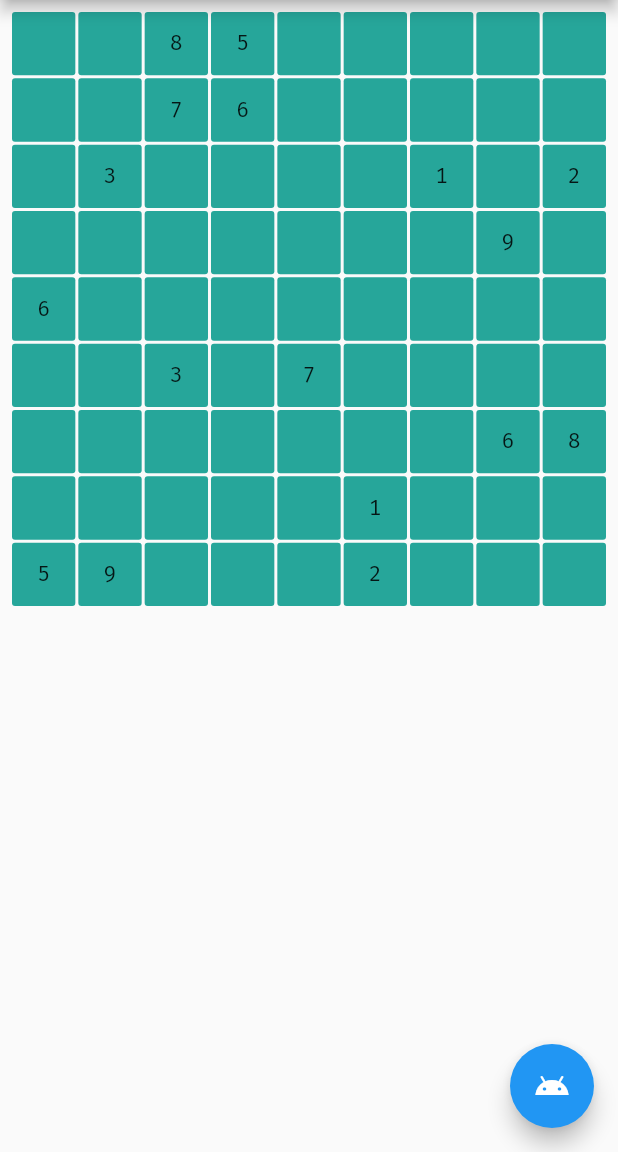
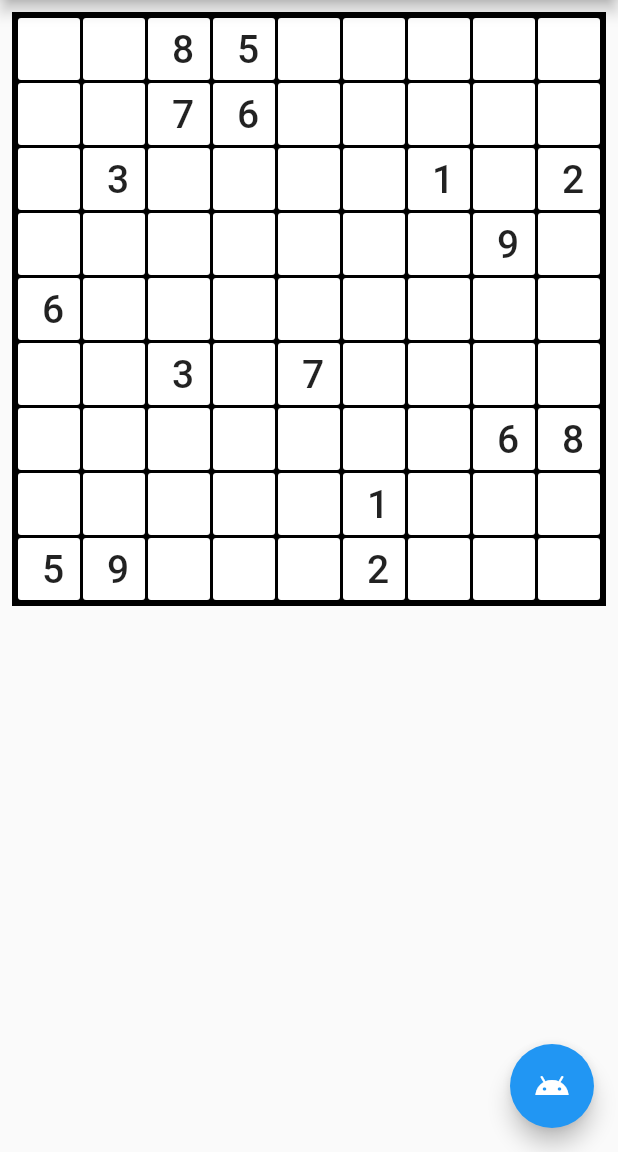
Before and after one commit to lettucebowler/flutterdoku, a Flutter app: the screen it shows after launch, on a phone screen of 412 x 824 dp, the part 84-1236 px from its top. Run offline on Flutter 3.47's test engine with Material 2 defaults, Android fonts, the phone set to English and light mode, and no system bars; Roboto replaces fonts that are missing (FiraCode-Bold).

Commit message:
added some fonts and some layout changes

```diff
--- a/lib/main.dart
+++ b/lib/main.dart
@@ -1,5 +1,6 @@
 import 'package:flutter/cupertino.dart';
 import 'package:flutter/material.dart';
+import 'package:flutter/rendering.dart';
 import 'domains/sudoku/SudokuProblem.dart';
 import 'domains/sudoku/SudokuState.dart';
 import 'dart:ui';
@@ -80,19 +81,21 @@ class _MyHomePageState extends State<MyHomePage> {
     List currentBoard = currentState.getTiles();
     board = GridView.count(
 //        color: Colors.black,
-        padding: const EdgeInsets.all(8),
+        padding: EdgeInsets.all(4),
         crossAxisCount: problem.board_size,
         crossAxisSpacing: 2,
         mainAxisSpacing: 2,
+        childAspectRatio: 1,
         children: List.generate(problem.board_size * problem.board_size, (index) {
           var row = index ~/ problem.board_size;
           var col = index % problem.board_size;
           var cellNum = currentBoard[row][col];
           String toPlace = cellNum == 0 ? '' : cellNum.toString();
+
           return Center(
             child: FlatButton(
 //              padding: const EdgeInsets.all(8),
-              color: Colors.teal[400],
+              color: Colors.white,
               onPressed: () {
 
               },
@@ -100,17 +103,19 @@ class _MyHomePageState extends State<MyHomePage> {
                 child: Text(
                   toPlace,
                   textAlign: TextAlign.center,
+                  style: TextStyle(
+                    fontFamily: 'FiraCode-Bold',
+                    fontSize: 26,
+                  ),
                 ),
               ),
             ),
-//            child: Text(
-//              toPlace,
-//            ),
           );
         })
     );
 
     return Scaffold(
+//      backgroundColor: Colors.black,
       appBar: AppBar(
         // Here we take the value from the MyHomePage object that was created by
         // the App.build method, and use it to set our appbar title.
@@ -119,31 +124,40 @@ class _MyHomePageState extends State<MyHomePage> {
       body: Center(
         // Center is a layout widget. It takes a single child and positions it
         // in the middle of the parent.
-        child: board,
-//        child: Column(
-//          // Column is also a layout widget. It takes a list of children and
-//          // arranges them vertically. By default, it sizes itself to fit its
-//          // children horizontally, and tries to be as tall as its parent.
-//          //
-//          // Invoke "debug painting" (press "p" in the console, choose the
-//          // "Toggle Debug Paint" action from the Flutter Inspector in Android
-//          // Studio, or the "Toggle Debug Paint" command in Visual Studio Code)
-//          // to see the wireframe for each widget.
-//          //
-//          // Column has various properties to control how it sizes itself and
-//          // how it positions its children. Here we use mainAxisAlignment to
-//          // center the children vertically; the main axis here is the vertical
-//          // axis because Columns are vertical (the cross axis would be
-//          // horizontal).
-//          mainAxisAlignment: MainAxisAlignment.start,
-//          children: <Widget>[
-//            board,
-//            Text(
-//              problem.getStateAsString(problem.getCurrentState()),
-//                style: TextStyle(fontSize: 20),
-//            ),
-//          ],
-//        ),
+//        child: board,
+        child: Column(
+          // Column is also a layout widget. It takes a list of children and
+          // arranges them vertically. By default, it sizes itself to fit its
+          // children horizontally, and tries to be as tall as its parent.
+          //
+          // Invoke "debug painting" (press "p" in the console, choose the
+          // "Toggle Debug Paint" action from the Flutter Inspector in Android
+          // Studio, or the "Toggle Debug Paint" command in Visual Studio Code)
+          // to see the wireframe for each widget.
+          //
+          // Column has various properties to control how it sizes itself and
+          // how it positions its children. Here we use mainAxisAlignment to
+          // center the children vertically; the main axis here is the vertical
+          // axis because Columns are vertical (the cross axis would be
+          // horizontal).
+          mainAxisAlignment: MainAxisAlignment.start,
+          children: <Widget>[
+            Container (
+              padding: const EdgeInsets.all(8),
+              child: AspectRatio (
+                aspectRatio: 1,
+                child: Expanded(
+                  child: Container (
+                    color: Colors.black,
+                    child: Expanded (
+                      child: board,
+                    ),
+                  ),
+                ),
+              ),
+            ),
+          ],
+        ),
       ),
       floatingActionButton: FloatingActionButton(
         onPressed: _updateBoard,
--- a/pubspec.yaml
+++ b/pubspec.yaml
@@ -64,6 +64,9 @@ flutter:
     - family: FiraCode
       fonts:
         - asset: fonts/FiraCode-Regular.ttf
+    - family: FiraCode Bold
+      fonts:
+        - asset: fonts/FiraCode-Bold.ttf
   #
   # For details regarding fonts from package dependencies,
   # see https://flutter.dev/custom-fonts/#from-packages
```
Also changed, not shown: fonts/FiraCode-Bold.ttf (added), fonts/FiraCode-Light.ttf (added), fonts/FiraCode-Medium.ttf (added), fonts/FiraCode-Retina.ttf (added), fonts/FiraCode-SemiBold.ttf (added).
